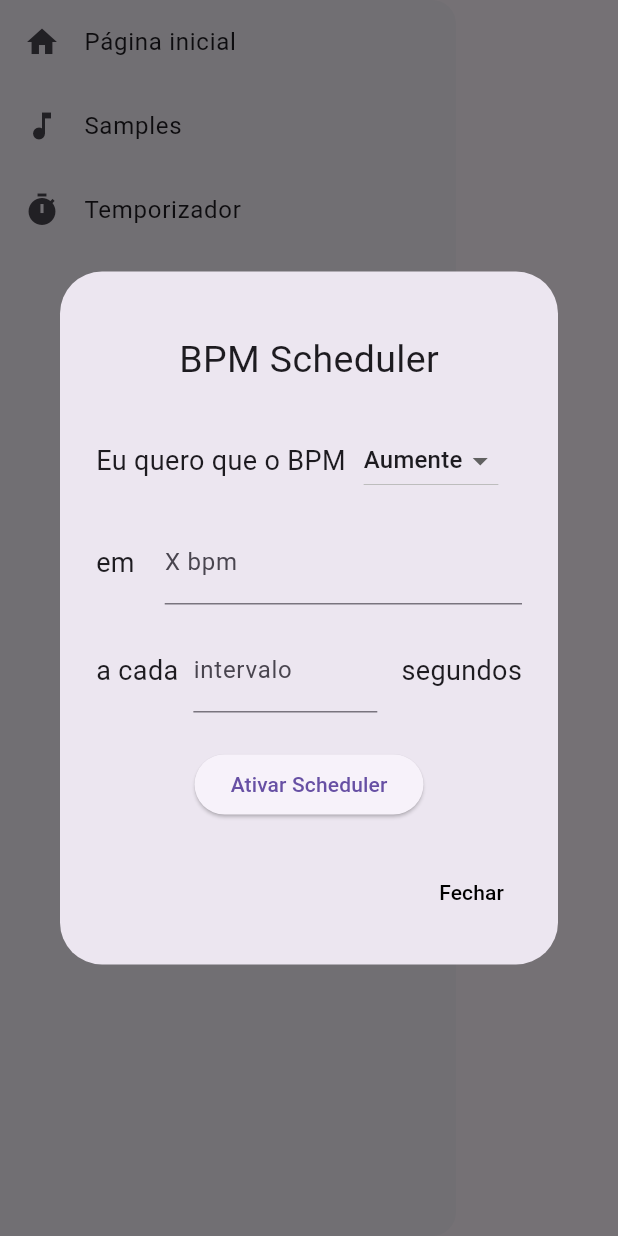
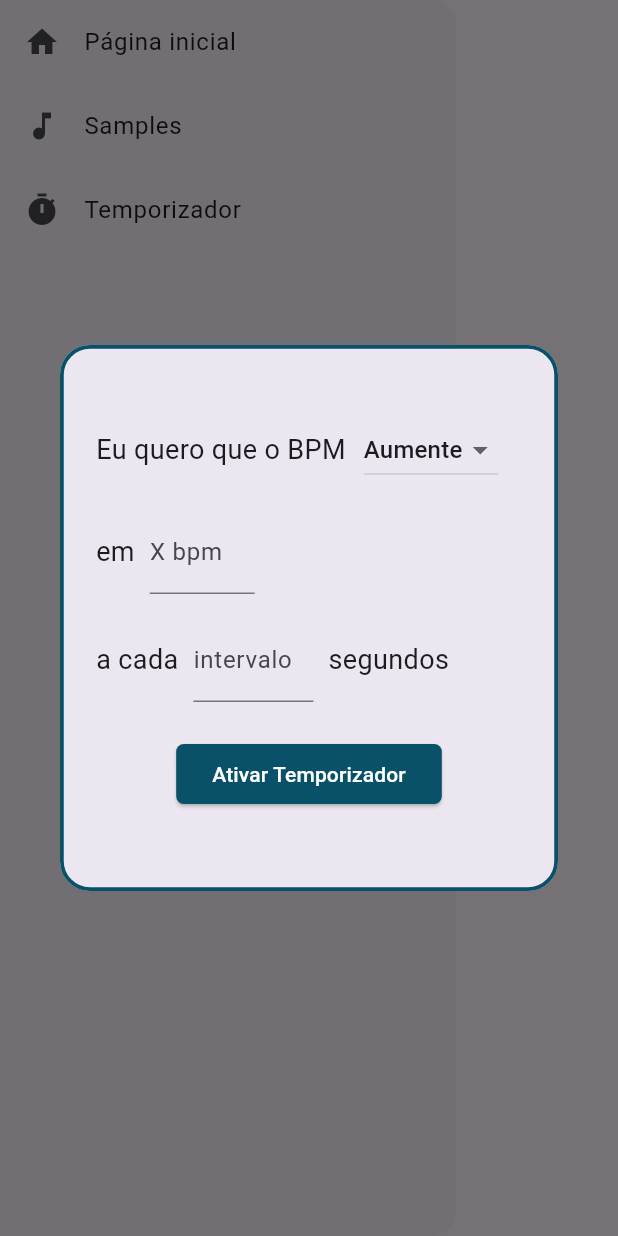
Before and after one commit to Samuel-MN0211/VibraSound-Ciclo-2, a Flutter app: the NavigationDrawer widget shown alone on an empty page, opened directly, after a tap on "Temporizador", on a phone screen of 412 x 824 dp. Run offline on Flutter 3.47's test engine with Material 3 defaults, Android fonts, the phone set to English and light mode, and no system bars; our stand-ins replace audioplayers, fluttertoast, vibration; missing offline and left inert: dart:ffi, torch_controller; statements that could not run were skipped.

Commit message:
estilização do temporizador

```diff
--- a/lib/Widgets/bpm_scheduler.dart
+++ b/lib/Widgets/bpm_scheduler.dart
@@ -21,18 +21,12 @@ class _BpmSchedulerState extends State<BpmScheduler> {
     final bpmScheduler = Provider.of<BpmSchedulerModel>(context, listen: false);
     return SizedBox(
             width: 350,
-            height: 350,
+
             child: Column(
+              mainAxisSize: MainAxisSize.min,
+              crossAxisAlignment: CrossAxisAlignment.center,
               children: [
-                  const Padding(
-                    padding: EdgeInsets.all(25),
-                    child: Center(child: Text("BPM Scheduler", style: TextStyle(fontSize: 25),)),
-                  ),
-                  Column(
-
-                        mainAxisSize: MainAxisSize.min,
-                        crossAxisAlignment: CrossAxisAlignment.start,
-                        children: [
+                const SizedBox(height: 30,),
                 Row(
                   children: [
                     const Text(
@@ -65,8 +59,9 @@ class _BpmSchedulerState extends State<BpmScheduler> {
                       "em",
                       style: TextStyle(fontSize: 18),
                     ),
-                              const SizedBox(width: 20),
-                              Expanded(
+                    const SizedBox(width: 10),
+                     SizedBox(
+                      width: 70,  // Defina uma largura fixa aqui
                       child: TextField(
                               keyboardType: TextInputType.number,
                             decoration: const InputDecoration(
@@ -75,8 +70,7 @@ class _BpmSchedulerState extends State<BpmScheduler> {
                           onChanged: (value) {
                             _bpmChange = int.tryParse(value) ?? 0;
                           },
-                                ),
-                              ),
+                        ),)
                   ],
                 ),
                 const SizedBox(height: 16),
@@ -87,7 +81,8 @@ class _BpmSchedulerState extends State<BpmScheduler> {
                       style: TextStyle(fontSize: 18),
                     ),
                     const SizedBox(width: 10),
-                              Expanded(
+                    SizedBox(
+                      width: 80,
                       child: TextField(
                         keyboardType: TextInputType.number,
                         decoration: const InputDecoration(
@@ -98,7 +93,7 @@ class _BpmSchedulerState extends State<BpmScheduler> {
                         },
                       ),
                     ),
-                              const SizedBox(width: 16),
+                    const SizedBox(width: 10),
                     const Text(
                       "segundos",
                       style: TextStyle(fontSize: 18),
@@ -108,6 +103,9 @@ class _BpmSchedulerState extends State<BpmScheduler> {
                 const SizedBox(height: 24),
                 Center(
                   child: ElevatedButton(
+                    style: ElevatedButton.styleFrom(
+                      backgroundColor: const Color(0xFF095169),
+                      shape: const RoundedRectangleBorder(borderRadius:BorderRadius.all(Radius.circular(5)))),
                     onPressed: () {
                       bool isIncrease = _selectedAction == 'Aumente';
                       int value =
@@ -115,13 +113,13 @@ class _BpmSchedulerState extends State<BpmScheduler> {
                       bpmScheduler.activeScheduler(
                           value, _timeInterval, isIncrease);
                     },
-                              child: const Text('Ativar Scheduler'),
+                    child: const Text('Ativar Temporizador', style: TextStyle(color: Colors.white),),
                   ),
                 ),
+                const SizedBox(height: 30,),
                         ],
                     ),
-                ],
-              ),
+
 
     );
   }
--- a/lib/Widgets/side_menu.dart
+++ b/lib/Widgets/side_menu.dart
@@ -60,19 +60,12 @@ class NavigationDrawer extends StatelessWidget {
               showDialog(
                   context: context,
                   builder: (BuildContext context) {
-                    return AlertDialog(
+                    return const AlertDialog(
+
+                      shape: RoundedRectangleBorder(
+                      side: BorderSide(color: Color(0xFF095169), width: 2.5),
+                      borderRadius: BorderRadius.all(Radius.circular(20))),
                       content: BpmScheduler(),
-                      actions: [
-                        TextButton(
-                          onPressed: () {
-                            Navigator.of(context).pop();
-                          },
-                          child: const Text(
-                            'Fechar',
-                            style: TextStyle(color: Colors.black),
-                          ),
-                        ),
-                      ],
                     );
                   });
             },
```
Lines whose indentation alone changed are shown as unchanged.
